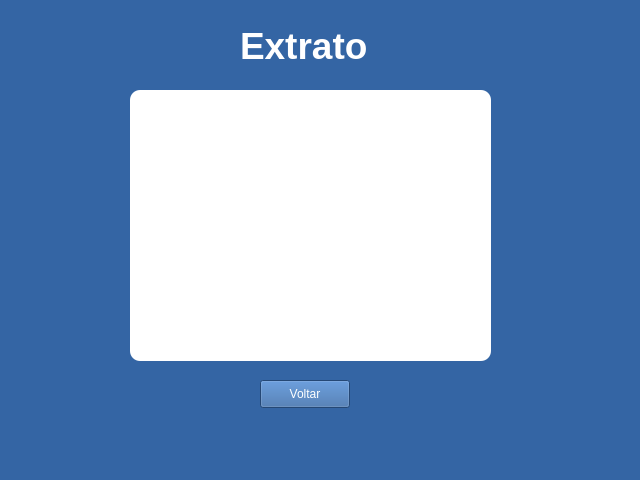
This is Prototype de telas./Tela_Extrato.ui in evalasilva/DuplaPOO2 as Qt 5 draws it before an edit. The edited form follows.
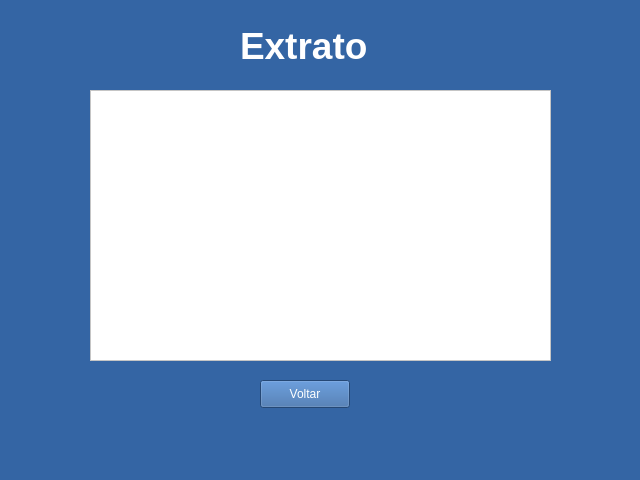
This is the edited form.

Commit message: Conexão entre as telas - meet

What changed in the file:
```diff
--- a/Prototype de telas./Tela_Extrato.ui
+++ b/Prototype de telas./Tela_Extrato.ui
@@ -42,22 +42,6 @@
      <string>Extrato</string>
     </property>
    </widget>
-   <widget class="QListView" name="extrato">
-    <property name="geometry">
-     <rect>
-      <x>130</x>
-      <y>90</y>
-      <width>361</width>
-      <height>271</height>
-     </rect>
-    </property>
-    <property name="styleSheet">
-     <string notr="true">QListView{
-	background-color: #FFF;
-	border-radius: 10px;
-}</string>
-    </property>
-   </widget>
    <widget class="QPushButton" name="buttonVoltar">
     <property name="geometry">
      <rect>
@@ -74,6 +58,19 @@
      <string>Voltar</string>
     </property>
    </widget>
+   <widget class="QTextEdit" name="extrato">
+    <property name="geometry">
+     <rect>
+      <x>90</x>
+      <y>90</y>
+      <width>461</width>
+      <height>271</height>
+     </rect>
+    </property>
+    <property name="styleSheet">
+     <string notr="true">background-color: rgb(255, 255, 255);</string>
+    </property>
+   </widget>
   </widget>
   <widget class="QStatusBar" name="statusbar"/>
  </widget>
```
The commit also changes 19 other files.
